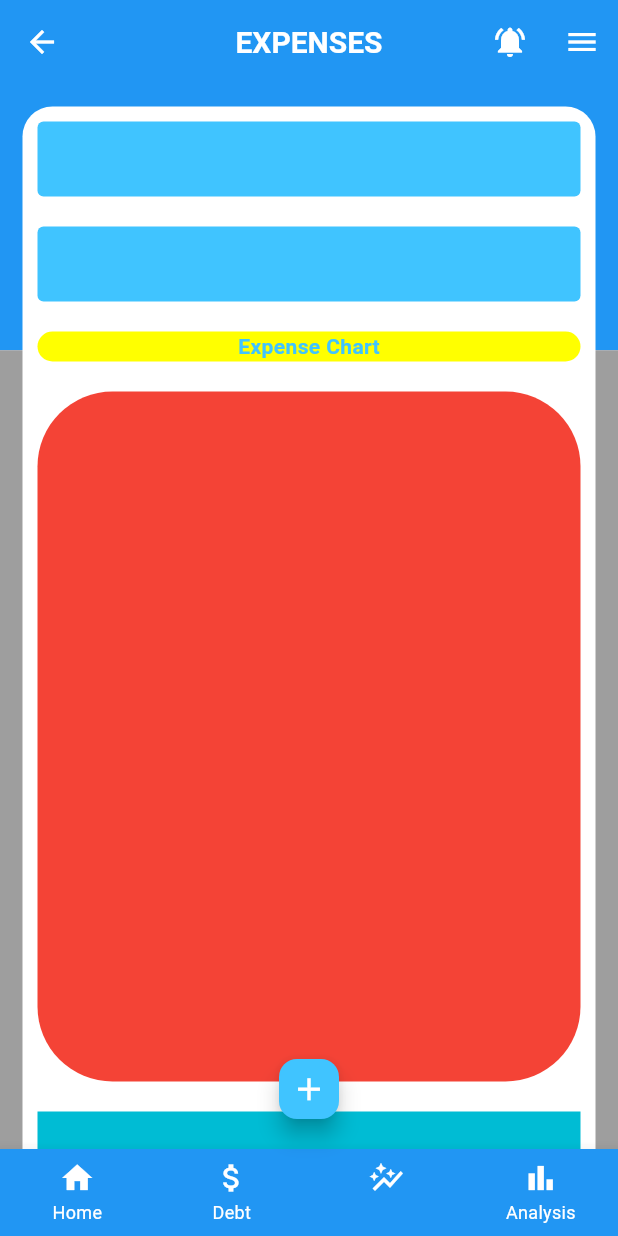
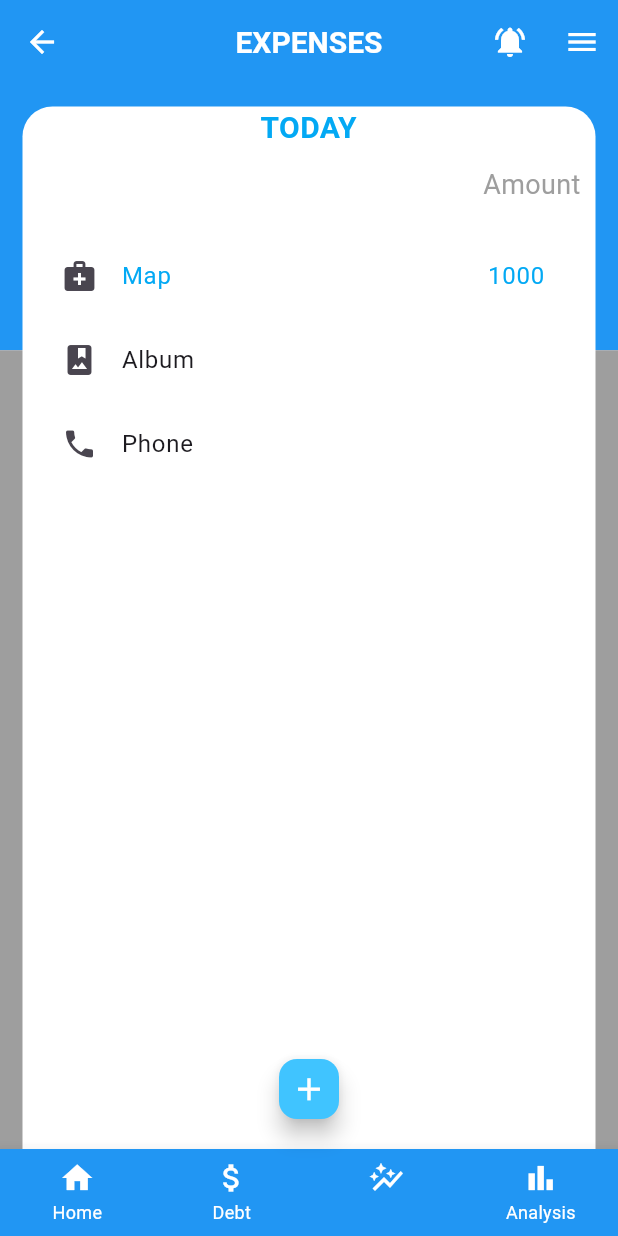
Before and after one commit to aman5196/SpendwiseTracker-App, a Flutter app: the screen it shows after launch, item 3 of the bottom bar chosen, on a phone screen of 412 x 824 dp. Run offline on Flutter 3.47's test engine with Material 3 defaults, Android fonts, the phone set to English and light mode, and no system bars; our stand-ins replace pie_chart.

Commit message:
screen builds

```diff
--- a/lib/screens/expense_page.dart
+++ b/lib/screens/expense_page.dart
@@ -17,7 +17,7 @@ class ExpensePage extends StatelessWidget {
   @override
   Widget build(BuildContext context) {
     return Scaffold(
-      // color: Colors.blue,
+      // color: Colors.red,
 
       body: Stack(
           children: [
@@ -61,69 +61,54 @@ class ExpensePage extends StatelessWidget {
 
                   child: Column(
                     children: [
-
-
                       Container(
-                        height: 50,
-                        margin: const EdgeInsets.all(10.0),
-                        decoration: BoxDecoration(
-                          color: Colors.lightBlueAccent,
-                          borderRadius: BorderRadius.circular(
-                              4), // Adjust the border radius as needed
+                        child: Center(
+                          child:  Text(
+                            " TODAY ", // Change text here
+                            style: TextStyle(color: Colors.lightBlue,fontSize: 20, fontWeight: FontWeight.bold),
+                          ),
+                        ),
+                      ),
+                      Container(
+                        margin: const EdgeInsets.all(10),
+                        child: Align(
+                          alignment: Alignment.centerRight,
+                          child:  Text(
+                            " Amount", // Change text here
+                            style: TextStyle(color: Colors.grey,fontSize: 18),
+                          ),
+                        ),
+                      ),
+                      Container(
+                        margin: const EdgeInsets.all(10),
+                        //color: Colors.red,
+                        height: 200,
+                        child: ListView(
+                          children: [
+                            ListTile(
+                              leading: Icon(Icons.medical_services),
+                             textColor: Colors.lightBlue,
+                              title: Row(
+                                  mainAxisAlignment: MainAxisAlignment.spaceBetween,
+                                  children:[
+                                    Text('Map'),
+                                    Text('1000')
+                                  ]
+                              ),),
+                            ListTile(
+                              leading: Icon(Icons.photo_album),
+                              title: Text('Album'),
+                            ),
+                            ListTile(
+                              leading: Icon(Icons.phone),
+                              title: Text('Phone'),
+                            ),
+                          ],
                         ),
 
                       ),
 
 
-                      Container(
-                        height: 50,
-                        margin: const EdgeInsets.all(10.0),
-                        decoration: BoxDecoration(
-                          color: Colors.lightBlueAccent,
-                          borderRadius: BorderRadius.circular(
-                              4), // Adjust the border radius as needed
-                        ),
-
-                      ),
-
-
-                      Container(
-                        margin: const EdgeInsets.all(10.0),
-                        decoration: BoxDecoration(
-                          //color: Colors.transparent,
-                          color: Colors.yellowAccent,
-                          borderRadius: BorderRadius.circular(
-                              50), // Adjust the border radius as needed
-                        ),
-                        child: Center(
-                          child: Text("Expense Chart",
-                            style: TextStyle(color: Colors.lightBlueAccent,
-                              fontWeight: FontWeight.bold,),),
-                        ),
-                      ),
-
-
-                      Expanded(
-                        child: Container(
-                          margin: const EdgeInsets.all(10),
-                          decoration: BoxDecoration(
-                            color: Colors.red,
-                            borderRadius: BorderRadius.circular(
-                                50), // Adjust the border radius as needed
-                          ),
-                          child: Center(
-
-
-                          ),
-                        ),
-
-                      ),
-
-                      Container(
-                        margin: const EdgeInsets.all(10),
-                        height: 50,
-                        color: Colors.cyan,
-                      ),
 
 
                     ],
```
Also changed, not shown: lib/screens/analysis_page.dart (+55 -2 lines), lib/screens/debt_page.dart (+35 -28 lines).
